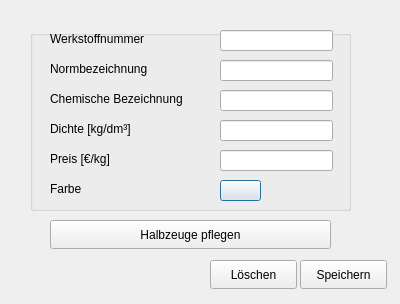
Qt form popups/material.ui (TranRed/SK_Koelsch) before a commit.
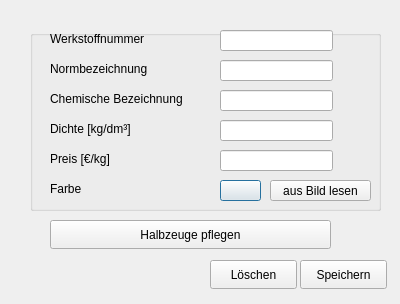
The same form after that commit.

Commit message:
added function to read dominant color from image
Close #18

needed pip packages:
opencv-python
scikit-image
scipy

Patch:
```diff
--- a/popups/material.ui
+++ b/popups/material.ui
@@ -18,7 +18,7 @@
     <rect>
      <x>30</x>
      <y>30</y>
-     <width>321</width>
+     <width>351</width>
      <height>181</height>
     </rect>
    </property>
@@ -166,6 +166,19 @@
      <string/>
     </property>
    </widget>
+   <widget class="QPushButton" name="pushButton_colorFromImage">
+    <property name="geometry">
+     <rect>
+      <x>240</x>
+      <y>150</y>
+      <width>101</width>
+      <height>21</height>
+     </rect>
+    </property>
+    <property name="text">
+     <string>aus Bild lesen</string>
+    </property>
+   </widget>
   </widget>
   <widget class="QPushButton" name="pushButton_save">
    <property name="geometry">
```
The commit also changes 3 other files.
